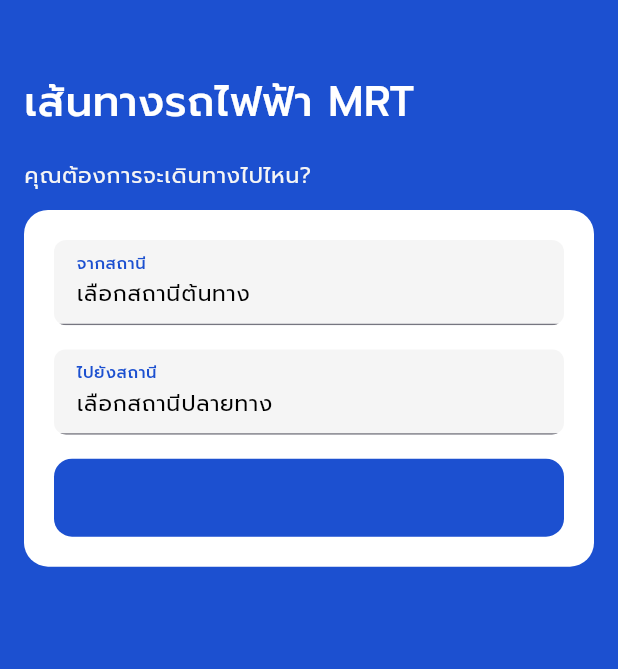
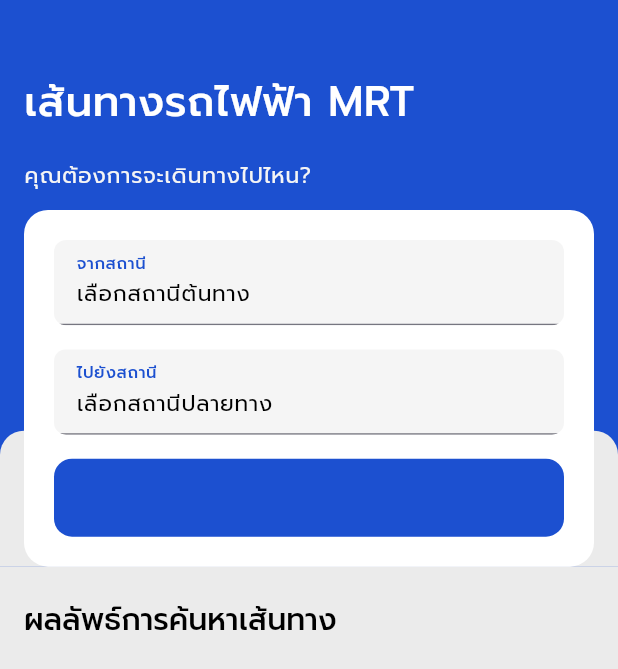
Before and after one commit to tnitsiri/travel-plan, a Flutter app: the screen it shows after launch, on a phone screen of 412 x 824 dp. Shown: the top 669 px of the screen. Run offline on Flutter 3.47's test engine with Material 3 defaults, Android fonts, the phone set to English and light mode, and no system bars; our stand-ins replace remixicon; project files that could hold a hidden picture were left out.

Commit message:
chore: breakpoint

```diff
--- a/lib/app.dart
+++ b/lib/app.dart
@@ -34,7 +34,7 @@
             fontFamily: 'Prompt',
             fontSize: 14.5,
             fontWeight: FontWeight.w400,
-            color: CupertinoColors.white,
+            color: CupertinoColors.black,
           ),
           navTitleTextStyle: TextStyle(
             fontFamily: 'Prompt',
--- a/lib/components/input.dart
+++ b/lib/components/input.dart
@@ -18,10 +18,7 @@
   Widget build(
     BuildContext context,
   ) {
-    TextStyle textStyle =
-        CupertinoTheme.of(context).textTheme.textStyle.copyWith(
-              color: CupertinoColors.black,
-            );
+    TextStyle textStyle = CupertinoTheme.of(context).textTheme.textStyle;
 
     return Container(
       margin: const EdgeInsets.only(
@@ -46,11 +43,10 @@
                   fillColor: CupertinoColors.transparent,
                   labelText: label,
                   floatingLabelBehavior: FloatingLabelBehavior.always,
-                  labelStyle:
-                      CupertinoTheme.of(context).textTheme.textStyle.copyWith(
-                            fontWeight: FontWeight.w500,
-                            color: CupertinoTheme.of(context).primaryColor,
-                          ),
+                  labelStyle: textStyle.copyWith(
+                    fontWeight: FontWeight.w500,
+                    color: CupertinoTheme.of(context).primaryColor,
+                  ),
                   hintText: hint,
                   hintStyle: textStyle,
                   contentPadding: const EdgeInsets.symmetric(
--- a/lib/components/search.dart
+++ b/lib/components/search.dart
@@ -1,5 +1,5 @@
 import 'package:flutter/cupertino.dart';
-import 'package:flutter/material.dart';
+import 'package:remixicon/remixicon.dart';
 import 'package:travel_plan/components/input.dart';
 
 class SearchComponent extends StatefulWidget {
@@ -20,7 +20,36 @@
   Widget build(
     BuildContext context,
   ) {
+    return Stack(
+      children: [
+        Positioned.fill(
+          child: LayoutBuilder(
+            builder: (
+              BuildContext context,
+              BoxConstraints constraints,
+            ) {
               return Container(
+                padding: EdgeInsets.only(
+                  top: constraints.maxHeight - (constraints.maxHeight / 3),
+                ),
+                child: Container(
+                  decoration: const BoxDecoration(
+                    color: Color(0xFFEBEBEB),
+                    borderRadius: BorderRadius.only(
+                      topLeft: Radius.circular(
+                        16,
+                      ),
+                      topRight: Radius.circular(
+                        16,
+                      ),
+                    ),
+                  ),
+                ),
+              );
+            },
+          ),
+        ),
+        Container(
           padding: const EdgeInsets.symmetric(
             horizontal: 16,
           ),
@@ -35,7 +64,7 @@
                 child: const Text(
                   'คุณต้องการจะเดินทางไปไหน?',
                   style: TextStyle(
-                color: const Color(0xFFF5F5F5),
+                    color: Color(0xFFF5F5F5),
                     letterSpacing: 0.5,
                   ),
                 ),
@@ -67,7 +96,20 @@
                     CupertinoButton(
                       color: CupertinoTheme.of(context).primaryColor,
                       onPressed: () {},
-                  child: const Text(
+                      child: Row(
+                        mainAxisAlignment: MainAxisAlignment.center,
+                        crossAxisAlignment: CrossAxisAlignment.center,
+                        children: [
+                          Container(
+                            margin: const EdgeInsets.only(
+                              right: 8,
+                            ),
+                            child: const Icon(
+                              Remix.search_line,
+                              size: 20,
+                            ),
+                          ),
+                          const Text(
                             'ค้นหาเส้นทาง',
                             style: TextStyle(
                               fontSize: 15,
@@ -75,12 +117,16 @@
                               letterSpacing: 0.5,
                             ),
                           ),
+                        ],
+                      ),
                     ),
                   ],
                 ),
               ),
             ],
           ),
+        ),
+      ],
     );
   }
 }
--- a/lib/pages/home.dart
+++ b/lib/pages/home.dart
@@ -35,7 +35,7 @@
                 'เส้นทางรถไฟฟ้า MRT',
               ),
             ),
-            SliverPadding(
+            const SliverPadding(
               padding: EdgeInsets.only(
                 top: 10,
               ),
@@ -43,10 +43,33 @@
                 child: SearchComponent(),
               ),
             ),
-            // SliverFillRemaining(
-            //   hasScrollBody: false,
-            //   child: Co ,
-            // ),
+            SliverFillRemaining(
+              hasScrollBody: false,
+              child: Container(
+                padding: const EdgeInsets.only(
+                  top: 20,
+                  left: 16,
+                  right: 16,
+                  bottom: 16,
+                ),
+                decoration: const BoxDecoration(
+                  color: Color(0xFFEBEBEB),
+                ),
+                child: Column(
+                  mainAxisAlignment: MainAxisAlignment.start,
+                  crossAxisAlignment: CrossAxisAlignment.stretch,
+                  children: [
+                    Text(
+                      'ผลลัพธ์การค้นหาเส้นทาง',
+                      style: TextStyle(
+                        fontSize: 20,
+                        fontWeight: FontWeight.w500,
+                      ),
+                    ),
+                  ],
+                ),
+              ),
+            ),
           ],
         ),
       ),
```
Lines whose indentation alone changed are shown as unchanged.
